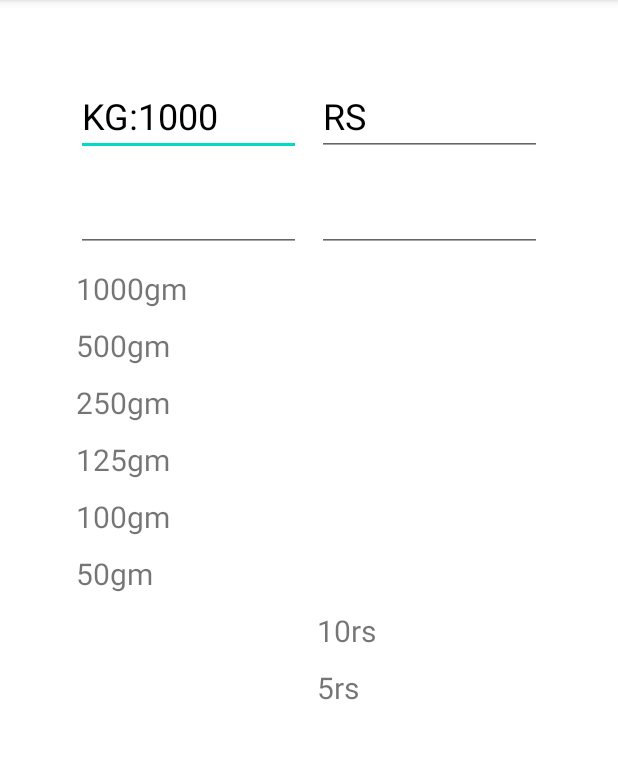
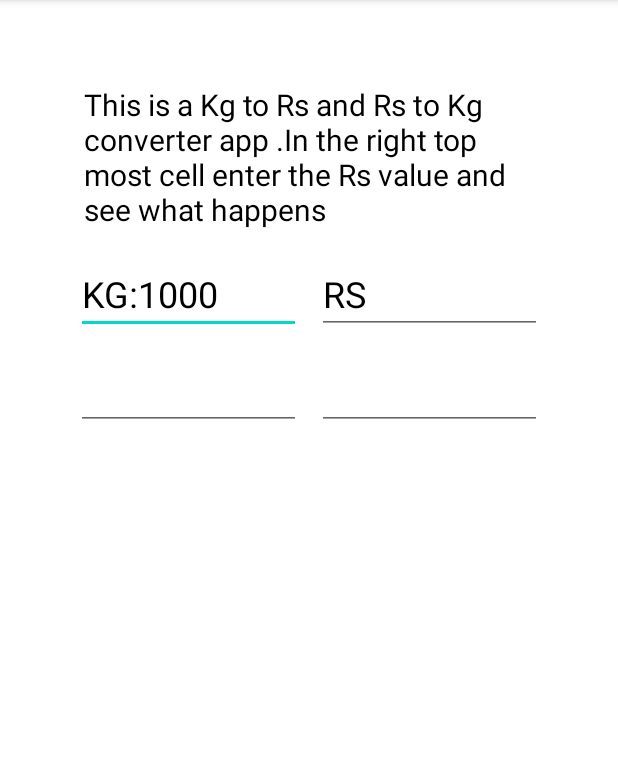
Before and after one commit to Pramod-Pasala/JS_Ruler, an Android app: the screen it shows after launch (MainActivity), on a phone screen of 412 x 824 dp, the part 84-843 px from its top. Run offline under Robolectric (Android 15) with nearby library versions, the light colour scheme and no system bars.

Commit message:
fast commit

```diff
--- a/app/src/main/java/js/ruler/MainActivity.java
+++ b/app/src/main/java/js/ruler/MainActivity.java
@@ -6,15 +6,20 @@ import android.annotation.SuppressLint;
 import android.os.Bundle;
 import android.text.Editable;
 import android.text.TextWatcher;
+import android.view.View;
 import android.widget.EditText;
 import android.widget.TextView;
+
 
 public class MainActivity extends AppCompatActivity {
     EditText p_kg,p_cost,m_kg,m_cost;
 
-    TextView[] kg_vals=new TextView[7];
+    TextView[] calculate=new TextView[8];
+    TextView[] invisable=new TextView[8];
     static int kg=1000;
     static int cost=0;
+
+
 
 
     @SuppressLint("SetTextI18n")
@@ -24,54 +29,18 @@ public class MainActivity extends AppCompatActivity {
         setContentView(R.layout.activity_main);
         p_kg= findViewById(R.id.prime_kg);
         p_cost=findViewById(R.id.prime_cost);
-        m_kg=findViewById(R.id.kgs_val);
-        m_cost=findViewById(R.id.cost_val);
-        kg_vals= new TextView[]{ findViewById(R.id.val_1000),findViewById(R.id.val_500),  findViewById(R.id.val_250),  findViewById(R.id.val_125),  findViewById(R.id.val_100),
+        m_kg=findViewById(R.id.m_kg);
+        m_cost=findViewById(R.id.m_cost);
+        calculate= new TextView[]{ findViewById(R.id.val_1000),findViewById(R.id.val_500),  findViewById(R.id.val_250),  findViewById(R.id.val_125),  findViewById(R.id.val_100),
                  findViewById(R.id.val_50),  findViewById(R.id.kg_10),  findViewById(R.id.kg_5)};
-        m_kg.addTextChangedListener(new TextWatcher() {
+        invisable= new TextView[]{ findViewById(R.id.kg_1000),findViewById(R.id.kg_500),  findViewById(R.id.kg_250),  findViewById(R.id.kg_125),  findViewById(R.id.kg_100),
+                findViewById(R.id.kg_50),  findViewById(R.id.val_10),  findViewById(R.id.val_5)};
+        m_kg.setOnFocusChangeListener(new View.OnFocusChangeListener() {
             @Override
-            public void beforeTextChanged(CharSequence s, int start, int count, int after) {
+            public void onFocusChange(View v, boolean hasFocus) {
+                if(hasFocus){caly();
 
-            }
-
-            @Override
-            public void onTextChanged(CharSequence s, int start, int before, int count) {
-                try {
-                    if(s.length()!=0){
-                        m_cost.setText(Integer.toString((int)Math.ceil(Integer.parseInt(m_kg.getText().toString())*cost)/kg));
-                    }
-                } catch (NumberFormatException e) {
-                    e.printStackTrace();
                 }
-
-            }
-
-            @Override
-            public void afterTextChanged(Editable s) {
-
-            }
-        });
-        m_cost.addTextChangedListener(new TextWatcher() {
-            @Override
-            public void beforeTextChanged(CharSequence s, int start, int count, int after) {
-
-            }
-
-            @Override
-            public void onTextChanged(CharSequence s, int start, int before, int count) {
-                try {
-                    if(s.length()!=0){
-                        m_kg.setText(Integer.toString((int)Math.floor(Integer.parseInt(m_cost.getText().toString())*kg)/cost));
-                    }
-                } catch (NumberFormatException e) {
-                    e.printStackTrace();
-                }
-
-            }
-
-            @Override
-            public void afterTextChanged(Editable s) {
-
             }
         });
         p_kg.addTextChangedListener(new TextWatcher() {
@@ -135,12 +104,20 @@ public class MainActivity extends AppCompatActivity {
         }
     }
     @SuppressLint("SetTextI18n")
-    public void display(int[] a, int[] b){
-        for(int i=0;i<a.length;i++) kg_vals[i].setText(a[i] +"rs");
-        kg_vals[6].setText(b[0] +"gm");
-        kg_vals[7].setText(b[1] +"gm");
-
+    public void display(int[] a, int[] b) {
+        for (int i = 0; i < a.length; i++) calculate[i].setText(a[i] + "rs");
+        calculate[6].setText(b[0] + "gm");
+        calculate[7].setText(b[1] + "gm");
+        for (TextView tv : invisable) {
+            tv.setVisibility(View.VISIBLE);
+        }
 
 
     }
+    public void calx(){
+        m_cost.setText(Integer.toString((int)Math.ceil((*)/)));
+    }
+    public void caly(){
+
+    }
 }
--- a/app/src/main/res/layout/activity_main.xml
+++ b/app/src/main/res/layout/activity_main.xml
@@ -6,17 +6,29 @@
     android:layout_height="match_parent"
     tools:context=".MainActivity">
 
-    <LinearLayout
+    <ScrollView
         android:layout_width="match_parent"
         android:layout_height="match_parent"
-        android:layout_margin="25dp"
-        android:padding="20dp"
-        android:orientation="vertical"
         app:layout_constraintBottom_toBottomOf="parent"
         app:layout_constraintEnd_toEndOf="parent"
         app:layout_constraintHorizontal_bias="0.5"
         app:layout_constraintStart_toStartOf="parent"
         app:layout_constraintTop_toTopOf="parent">
+
+        <LinearLayout
+            android:layout_width="match_parent"
+            android:layout_height="wrap_content"
+            android:layout_margin="25dp"
+            android:orientation="vertical"
+            android:padding="20dp">
+            <TextView
+                android:layout_width="match_parent"
+                android:layout_height="wrap_content"
+                android:textSize="20dp"
+                android:textColor="@color/black"
+                android:layout_margin="5dp"
+                android:padding="5dp"
+                android:text="@string/head"/>
             <LinearLayout
                 android:layout_width="wrap_content"
                 android:layout_height="wrap_content"
@@ -33,22 +45,24 @@
                     android:hint="KG:1000"
                     android:inputType="number"
                     android:textColorHint="@android:color/black"
-                android:textSize="24dp" />
+                    android:textSize="24dp"
+                     />
 
                 <EditText
                     android:id="@+id/prime_cost"
                     android:layout_width="0dp"
                     android:layout_height="wrap_content"
+                    android:layout_margin="5dp"
                     android:layout_weight="1"
                     android:ems="10"
                     android:hint="RS"
                     android:inputType="number"
                     android:textColorHint="@android:color/black"
-                android:textSize="24dp"
-                android:layout_margin="5dp"/>
+                    android:textSize="24dp" />
 
 
             </LinearLayout>
+
             <LinearLayout
                 android:layout_width="wrap_content"
                 android:layout_height="wrap_content"
@@ -56,24 +70,29 @@
                 android:weightSum="2">
 
                 <EditText
-                android:id="@+id/kgs_val"
+                    android:id="@+id/m_kg"
                     android:layout_width="0dp"
                     android:layout_height="wrap_content"
+                    android:layout_margin="5dp"
                     android:layout_weight="1"
                     android:ems="10"
+
                     android:inputType="number"
-                android:layout_margin="5dp"
                     android:textSize="24sp" />
 
                 <EditText
-                android:id="@+id/cost_val"
+                    android:id="@+id/m_cost"
                     android:layout_width="0dp"
                     android:layout_height="wrap_content"
+                    android:layout_margin="5dp"
                     android:layout_weight="1"
                     android:ems="10"
-                android:textSize="24sp"
-                android:layout_margin="5dp"
-                android:inputType="number"/>
+                    android:focusable="false"
+
+                    android:inputType="number"
+                    android:selectAllOnFocus="false"
+                    android:shadowColor="#B5B0B0"
+                    android:textSize="24sp" />
 
 
             </LinearLayout>
@@ -92,7 +111,9 @@
                     android:layout_weight="1"
                     android:ems="10"
                     android:text="1000gm"
-                android:textSize="20dp" />
+                    android:textSize="20dp"
+                    android:visibility="invisible" />
+
                 <TextView
                     android:id="@+id/val_1000"
                     android:layout_width="0dp"
@@ -100,10 +121,11 @@
                     android:layout_margin="5dp"
                     android:layout_weight="1"
                     android:ems="10"
-                android:textSize="20dp"/>
+                    android:textSize="20dp" />
 
 
             </LinearLayout>
+
             <LinearLayout
                 android:layout_width="wrap_content"
                 android:layout_height="wrap_content"
@@ -118,7 +140,9 @@
                     android:layout_weight="1"
                     android:ems="10"
                     android:text="500gm"
-                android:textSize="20dp" />
+                    android:textSize="20dp"
+                    android:visibility="invisible" />
+
                 <TextView
                     android:id="@+id/val_500"
                     android:layout_width="0dp"
@@ -126,10 +150,11 @@
                     android:layout_margin="5dp"
                     android:layout_weight="1"
                     android:ems="10"
-                android:textSize="20dp"/>
+                    android:textSize="20dp" />
 
 
             </LinearLayout>
+
             <LinearLayout
                 android:layout_width="wrap_content"
                 android:layout_height="wrap_content"
@@ -144,7 +169,9 @@
                     android:layout_weight="1"
                     android:ems="10"
                     android:text="250gm"
-                android:textSize="20dp" />
+                    android:textSize="20dp"
+                    android:visibility="invisible" />
+
                 <TextView
                     android:id="@+id/val_250"
                     android:layout_width="0dp"
@@ -152,10 +179,11 @@
                     android:layout_margin="5dp"
                     android:layout_weight="1"
                     android:ems="10"
-                android:textSize="20dp"/>
+                    android:textSize="20dp" />
 
 
             </LinearLayout>
+
             <LinearLayout
                 android:layout_width="wrap_content"
                 android:layout_height="wrap_content"
@@ -170,7 +198,9 @@
                     android:layout_weight="1"
                     android:ems="10"
                     android:text="125gm"
-                android:textSize="20dp" />
+                    android:textSize="20dp"
+                    android:visibility="invisible" />
+
                 <TextView
                     android:id="@+id/val_125"
                     android:layout_width="0dp"
@@ -178,10 +208,11 @@
                     android:layout_margin="5dp"
                     android:layout_weight="1"
                     android:ems="10"
-                android:textSize="20dp"/>
+                    android:textSize="20dp" />
 
 
             </LinearLayout>
+
             <LinearLayout
                 android:layout_width="wrap_content"
                 android:layout_height="wrap_content"
@@ -196,7 +227,9 @@
                     android:layout_weight="1"
                     android:ems="10"
                     android:text="100gm"
-                android:textSize="20dp" />
+                    android:textSize="20dp"
+                    android:visibility="invisible" />
+
                 <TextView
                     android:id="@+id/val_100"
                     android:layout_width="0dp"
@@ -204,10 +237,11 @@
                     android:layout_margin="5dp"
                     android:layout_weight="1"
                     android:ems="10"
-                android:textSize="20dp"/>
+                    android:textSize="20dp" />
 
 
             </LinearLayout>
+
             <LinearLayout
                 android:layout_width="wrap_content"
                 android:layout_height="wrap_content"
@@ -222,7 +256,9 @@
                     android:layout_weight="1"
                     android:ems="10"
                     android:text="50gm"
-                android:textSize="20dp" />
+                    android:textSize="20dp"
+                    android:visibility="invisible" />
+
                 <TextView
                     android:id="@+id/val_50"
                     android:layout_width="0dp"
@@ -230,15 +266,17 @@
                     android:layout_margin="5dp"
                     android:layout_weight="1"
                     android:ems="10"
-                android:textSize="20dp"/>
+                    android:textSize="20dp" />
 
 
             </LinearLayout>
+
             <LinearLayout
                 android:layout_width="wrap_content"
                 android:layout_height="wrap_content"
                 android:orientation="horizontal"
                 android:weightSum="2">
+
                 <TextView
                     android:id="@+id/kg_10"
                     android:layout_width="0dp"
@@ -246,7 +284,7 @@
                     android:layout_margin="5dp"
                     android:layout_weight="1"
                     android:ems="10"
-                android:textSize="20dp"/>
+                    android:textSize="20dp" />
 
                 <TextView
                     android:id="@+id/val_10"
@@ -256,15 +294,18 @@
                     android:layout_weight="1"
                     android:ems="10"
                     android:text="10rs"
-                android:textSize="20dp" />
+                    android:textSize="20dp"
+                    android:visibility="invisible" />
 
 
             </LinearLayout>
+
             <LinearLayout
                 android:layout_width="wrap_content"
                 android:layout_height="wrap_content"
                 android:orientation="horizontal"
                 android:weightSum="2">
+
                 <TextView
                     android:id="@+id/kg_5"
                     android:layout_width="0dp"
@@ -273,7 +314,7 @@
                     android:layout_weight="1"
                     android:ems="10"
 
-                android:textSize="20dp"/>
+                    android:textSize="20dp" />
 
                 <TextView
                     android:id="@+id/val_5"
@@ -283,10 +324,13 @@
                     android:layout_weight="1"
                     android:ems="10"
                     android:text="5rs"
-                android:textSize="20dp" />
+                    android:textSize="20dp"
+                    android:visibility="invisible" />
 
 
             </LinearLayout>
 
         </LinearLayout>
+    </ScrollView>
+
 </androidx.constraintlayout.widget.ConstraintLayout>
--- a/app/src/main/res/values/strings.xml
+++ b/app/src/main/res/values/strings.xml
@@ -1,3 +1,4 @@
 <resources>
     <string name="app_name">JS_Ruler</string>
+    <string name="head">This is a Kg to Rs and Rs to Kg converter app .In the right top most cell enter the Rs value and see what happens</string>
 </resources>
```
Also changed, not shown: 1 other file. Lines whose indentation alone changed are shown as unchanged.
